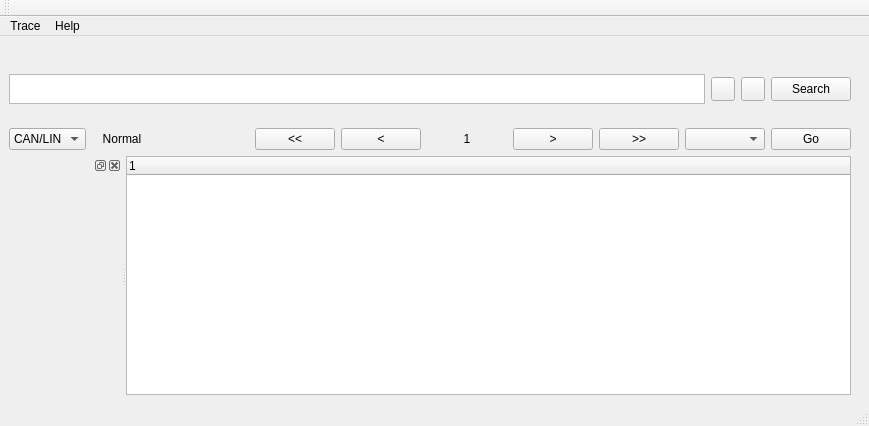
Before: the Qt Designer form QtWidgetsApplication1.ui in stefanzweig/qt_trace, drawn with Qt 5.
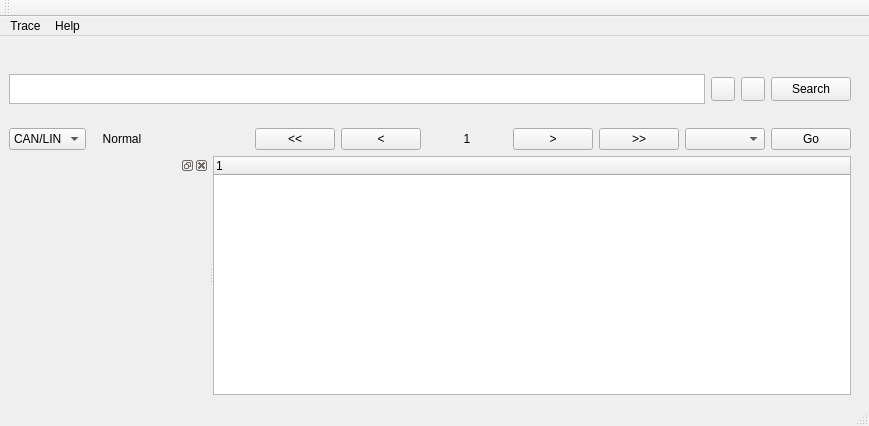
After: the same form once the commit is applied.

Commit message: someip header

What changed in the file:
```diff
--- a/QtWidgetsApplication1.ui
+++ b/QtWidgetsApplication1.ui
@@ -423,8 +423,8 @@
 								  </property>
 								  <property name="minimumSize">
 									  <size>
-										  <width>40</width>
-										  <height>22</height>
+                        <width>95</width>
+                        <height>26</height>
 									  </size>
 								  </property>
 								  <property name="maximumSize">
```
Left out of the diff: 10 changed lines with no effect on the pictures. Lines whose indentation alone changed are shown as unchanged. The commit also changes 1 other file.
